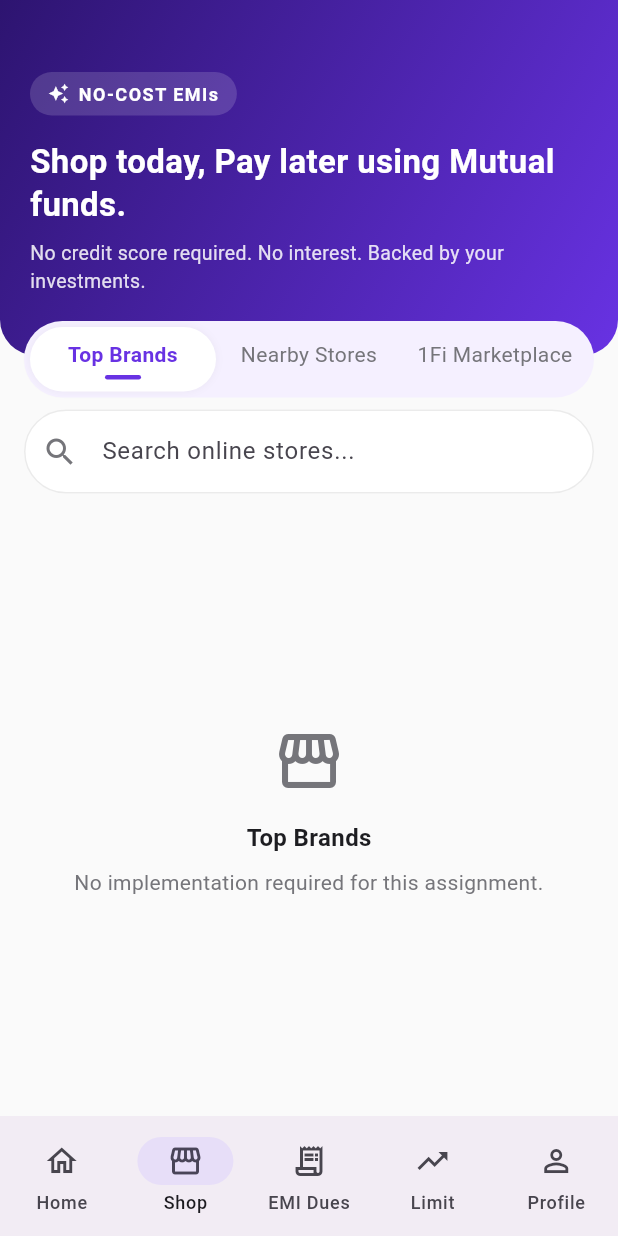
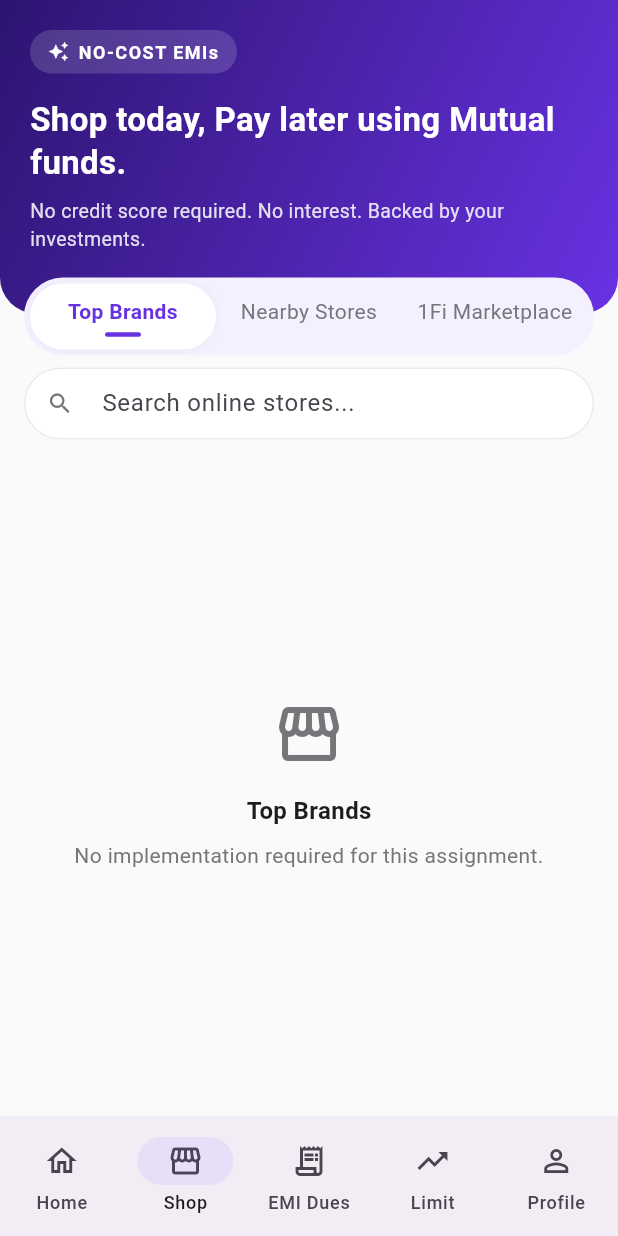
Before and after one commit to originehsan/1Fi_assignment, a Flutter app: the screen it shows after launch, on a phone screen of 412 x 824 dp. Run offline on Flutter 3.47's test engine with Material 3 defaults, Android fonts, the light colour scheme and no system bars; our stand-ins replace cached_network_image, flutter_riverpod; network calls fail.

Commit message:
Fix Shop page interaction bugs ,  tap hit-area, cursor focus, search height, status bar

```diff
--- a/lib/features/shop/screens/shop_page.dart
+++ b/lib/features/shop/screens/shop_page.dart
@@ -1,5 +1,4 @@
 import 'package:flutter/material.dart';
-import 'package:flutter/services.dart';
 import 'package:flutter_riverpod/flutter_riverpod.dart';
 
 import '../../../core/widgets/placeholder_tab.dart';
@@ -10,11 +9,17 @@ import '../marketplace/screens/marketplace_listing_screen.dart';
 /// The Shop tab: a purple hero banner, a segmented control that overlaps
 /// its bottom edge, and a search bar shared across all three sub-tabs.
 ///
-/// `ConsumerStatefulWidget` because this widget now owns the shared
-/// search `TextEditingController` (a lifecycle-owned UI object — see
-/// rules.md Section 2's `StatefulWidget` exception) in addition to its
-/// pre-existing `_selectedIndex` UI-navigation state, and needs Riverpod
-/// access to forward the Marketplace tab's search text.
+/// `ConsumerStatefulWidget` because this widget owns the shared search
+/// `TextEditingController` and `FocusNode` (lifecycle-owned UI objects —
+/// see rules.md Section 2's `StatefulWidget` exception) in addition to
+/// its pre-existing `_selectedIndex` UI-navigation state, and needs
+/// Riverpod access to forward the Marketplace tab's search text.
+///
+/// Also mixes in `WidgetsBindingObserver` solely to detect the on-screen
+/// keyboard closing via the system back button/gesture (see
+/// `didChangeMetrics` below) — this is view-metrics observation, not
+/// business state, so it doesn't implicate rules.md Section 2's Riverpod
+/// requirement.
 class ShopPage extends ConsumerStatefulWidget {
   const ShopPage({super.key});
 
@@ -22,17 +27,58 @@ class ShopPage extends ConsumerStatefulWidget {
   ConsumerState<ShopPage> createState() => _ShopPageState();
 }
 
-class _ShopPageState extends ConsumerState<ShopPage> {
+class _ShopPageState extends ConsumerState<ShopPage> with WidgetsBindingObserver {
   // Pure UI-navigation state, not business state — local setState is the
   // documented exception in rules.md Section 2.
   int _selectedIndex = 0;
 
   final _searchController = TextEditingController();
+  final _searchFocusNode = FocusNode();
+
+  // Tracks the keyboard's own inset across `didChangeMetrics` calls so it
+  // can tell "just closed" (was open, now 0) apart from "hasn't opened
+  // yet" (was already 0, still 0) — both read as `viewInsets.bottom == 0`
+  // at a single point in time, so only the transition is meaningful. This
+  // mirrors the exact pattern Flutter's own `EditableText` uses internally
+  // (`_lastBottomViewInset`, see framework source: `editable_text.dart`)
+  // — an earlier version of this fix compared only the current value and
+  // ended up unfocusing the field the instant it gained focus, since the
+  // keyboard-show animation's first metrics tick can still read 0 before
+  // the inset has actually risen.
+  double _lastBottomInset = 0;
+
+  @override
+  void initState() {
+    super.initState();
+    WidgetsBinding.instance.addObserver(this);
+  }
 
   @override
   void dispose() {
+    WidgetsBinding.instance.removeObserver(this);
     _searchController.dispose();
+    _searchFocusNode.dispose();
     super.dispose();
+  }
+
+  // Bug fix: the on-screen keyboard can be dismissed via the system back
+  // button/gesture without the user ever tapping elsewhere on screen.
+  // Flutter doesn't clear a TextField's logical focus just because the
+  // keyboard closes, so the cursor would otherwise keep blinking after
+  // this happens. `didChangeMetrics` fires whenever the view's metrics
+  // change, including the keyboard inset changing — this is the same API
+  // Flutter's own `EditableText` uses internally to detect keyboard
+  // show/hide (see framework source: `editable_text.dart`).
+  @override
+  void didChangeMetrics() {
+    super.didChangeMetrics();
+    if (!mounted) return;
+    final bottomInset = View.of(context).viewInsets.bottom;
+    final keyboardJustClosed = _lastBottomInset > 0 && bottomInset == 0;
+    if (keyboardJustClosed && _searchFocusNode.hasFocus) {
+      _searchFocusNode.unfocus();
+    }
+    _lastBottomInset = bottomInset;
   }
 
   String get _searchHint {
@@ -46,14 +92,31 @@ class _ShopPageState extends ConsumerState<ShopPage> {
     }
   }
 
+  // Bug fix: dismisses the search field's focus on a tap anywhere else on
+  // the page. This is deliberately NOT wrapped around the search field's
+  // own TextField (see the two separate GestureDetectors in build() below
+  // rather than one wrapping the whole Column) — wrapping the field
+  // itself in this handler was tried first and empirically broke tapping
+  // directly into the field: the field's own focus request and this
+  // handler's unfocus() land in the same gesture-resolution pass, and
+  // unfocus() wins, so the field could never actually gain focus. Every
+  // *other* tappable region (banner/segmented-control area, tab content)
+  // is still wrapped, so "tap outside the field to dismiss it" still
+  // holds everywhere that isn't the field itself.
+  void _dismissSearchFocus() => _searchFocusNode.unfocus();
+
   @override
   Widget build(BuildContext context) {
-    return AnnotatedRegion<SystemUiOverlayStyle>(
-      value: SystemUiOverlayStyle.light,
-      child: Scaffold(
+    return Scaffold(
       body: Column(
         children: [
-            Stack(
+          GestureDetector(
+            behavior: HitTestBehavior.translucent,
+            onTap: _dismissSearchFocus,
+            child: SafeArea(
+              top: true,
+              bottom: false,
+              child: Stack(
                 clipBehavior: Clip.none,
                 children: [
                   const _ShopHeroBanner(),
@@ -68,11 +131,14 @@ class _ShopPageState extends ConsumerState<ShopPage> {
                   ),
                 ],
               ),
+            ),
+          ),
           const SizedBox(height: 28),
           Padding(
             padding: const EdgeInsets.fromLTRB(16, 8, 16, 8),
             child: TextField(
               controller: _searchController,
+              focusNode: _searchFocusNode,
               onChanged: (value) {
                 if (_selectedIndex == 2) {
                   ref.read(marketplaceSearchQueryProvider.notifier).state = value;
@@ -83,6 +149,8 @@ class _ShopPageState extends ConsumerState<ShopPage> {
                 prefixIcon: const Icon(Icons.search, color: AppColors.textSecondary),
                 filled: true,
                 fillColor: AppColors.cardBackground,
+                isDense: true,
+                contentPadding: const EdgeInsets.symmetric(vertical: 10, horizontal: 4),
                 border: OutlineInputBorder(
                   borderRadius: BorderRadius.circular(28),
                   borderSide: const BorderSide(color: AppColors.divider),
@@ -95,6 +163,9 @@ class _ShopPageState extends ConsumerState<ShopPage> {
             ),
           ),
           Expanded(
+            child: GestureDetector(
+              behavior: HitTestBehavior.translucent,
+              onTap: _dismissSearchFocus,
               child: IndexedStack(
                 index: _selectedIndex,
                 children: const [
@@ -112,17 +183,19 @@ class _ShopPageState extends ConsumerState<ShopPage> {
                 ],
               ),
             ),
+          ),
         ],
-        ),
       ),
     );
   }
 }
 
-/// Purple gradient banner flush with the top of the screen (no `SafeArea`
-/// — its own top padding clears the status bar instead, so the gradient
-/// itself paints behind it; see `ShopPage`'s `AnnotatedRegion` for why the
-/// status bar icons render light against it).
+/// Purple gradient banner that starts below the system status bar, not
+/// behind it — `ShopPage` wraps this in a `SafeArea(top: true)` so it
+/// naturally clears the actual status bar height on whatever device this
+/// runs on, rather than guessing a fixed offset. The status bar itself
+/// renders in the system's default style; this app makes no attempt to
+/// override its icon color.
 ///
 /// Text-only, deliberately: the real banner has a phone/laptop/car
 /// illustration, but no such asset exists in this project and fabricating
@@ -135,7 +208,7 @@ class _ShopHeroBanner extends StatelessWidget {
   Widget build(BuildContext context) {
     return Container(
       width: double.infinity,
-      padding: const EdgeInsets.fromLTRB(20, 48, 20, 40),
+      padding: const EdgeInsets.fromLTRB(20, 20, 20, 40),
       decoration: const BoxDecoration(
         gradient: LinearGradient(
           begin: Alignment.topLeft,
@@ -214,9 +287,18 @@ class _SegmentedTabs extends StatelessWidget {
         children: List.generate(_labels.length, (index) {
           final isSelected = index == selectedIndex;
           return Expanded(
-            child: GestureDetector(
+            // InkWell (not a bare GestureDetector) wrapping the entire
+            // segment Container below — full Expanded width, and a
+            // guaranteed minHeight so the tappable area can never shrink
+            // to less than a standard touch target regardless of how
+            // tall the label/indicator content happens to measure.
+            // borderRadius matches the segment's own visual radius so
+            // any ripple clips to the segment's shape.
+            child: InkWell(
               onTap: () => onSelect(index),
+              borderRadius: BorderRadius.circular(24),
               child: Container(
+                constraints: const BoxConstraints(minHeight: 44),
                 decoration: BoxDecoration(
                   color: isSelected ? AppColors.cardBackground : Colors.transparent,
                   borderRadius: BorderRadius.circular(24),
```
Lines whose indentation alone changed are shown as unchanged.
